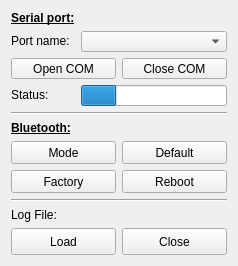
johnbatzer18/biomech_flexsea-plan, file ui/w_config.ui: the form before one commit.
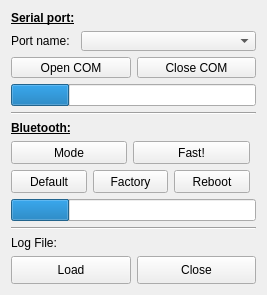
The form after the commit.

Commit message: Fixed the Bluetooth config script. Added button for Fast Mode. Seems functional!

Patch:
```diff
--- a/ui/w_config.ui
+++ b/ui/w_config.ui
@@ -6,8 +6,8 @@
    <rect>
     <x>0</x>
     <y>0</y>
-    <width>238</width>
-    <height>266</height>
+    <width>267</width>
+    <height>295</height>
    </rect>
   </property>
   <property name="sizePolicy">
@@ -21,7 +21,7 @@
   </property>
   <layout class="QVBoxLayout" name="verticalLayout_2">
    <item>
-    <layout class="QVBoxLayout" name="verticalLayout" stretch="2,0,1,0,1">
+    <layout class="QVBoxLayout" name="verticalLayout" stretch="2,0,0,0,1">
      <item>
       <layout class="QGridLayout" name="gridLayout">
        <property name="sizeConstraint">
@@ -30,25 +30,6 @@
        <property name="spacing">
         <number>6</number>
        </property>
-       <item row="3" column="0">
-        <widget class="QLabel" name="label_4">
-         <property name="sizePolicy">
-          <sizepolicy hsizetype="Fixed" vsizetype="Fixed">
-           <horstretch>0</horstretch>
-           <verstretch>0</verstretch>
-          </sizepolicy>
-         </property>
-         <property name="minimumSize">
-          <size>
-           <width>40</width>
-           <height>20</height>
-          </size>
-         </property>
-         <property name="text">
-          <string>Status:</string>
-         </property>
-        </widget>
-       </item>
        <item row="1" column="0">
         <widget class="QLabel" name="label_2">
          <property name="sizePolicy">
@@ -68,34 +49,6 @@
          </property>
         </widget>
        </item>
-       <item row="3" column="1">
-        <widget class="QProgressBar" name="comProgressBar">
-         <property name="sizePolicy">
-          <sizepolicy hsizetype="Expanding" vsizetype="Expanding">
-           <horstretch>0</horstretch>
-           <verstretch>0</verstretch>
-          </sizepolicy>
-         </property>
-         <property name="minimumSize">
-          <size>
-           <width>60</width>
-           <height>20</height>
-          </size>
-         </property>
-         <property name="maximumSize">
-          <size>
-           <width>16777215</width>
-           <height>16777215</height>
-          </size>
-         </property>
-         <property name="value">
-          <number>24</number>
-         </property>
-         <property name="textVisible">
-          <bool>false</bool>
-         </property>
-        </widget>
-       </item>
        <item row="1" column="1">
         <widget class="QComboBox" name="comPortComboBox">
          <property name="sizePolicy">
@@ -195,6 +148,34 @@
            </property>
           </widget>
          </item>
+         <item row="2" column="0" colspan="2">
+          <widget class="QProgressBar" name="comProgressBar">
+           <property name="sizePolicy">
+            <sizepolicy hsizetype="Expanding" vsizetype="Expanding">
+             <horstretch>0</horstretch>
+             <verstretch>0</verstretch>
+            </sizepolicy>
+           </property>
+           <property name="minimumSize">
+            <size>
+             <width>60</width>
+             <height>10</height>
+            </size>
+           </property>
+           <property name="maximumSize">
+            <size>
+             <width>16777215</width>
+             <height>16777215</height>
+            </size>
+           </property>
+           <property name="value">
+            <number>24</number>
+           </property>
+           <property name="textVisible">
+            <bool>false</bool>
+           </property>
+          </widget>
+         </item>
         </layout>
        </item>
       </layout>
@@ -209,56 +190,6 @@
      <item>
       <layout class="QGridLayout" name="gridLayout_5">
        <item row="1" column="1">
-        <widget class="QPushButton" name="pbBTdefault">
-         <property name="sizePolicy">
-          <sizepolicy hsizetype="Expanding" vsizetype="Expanding">
-           <horstretch>0</horstretch>
-           <verstretch>0</verstretch>
-          </sizepolicy>
-         </property>
-         <property name="minimumSize">
-          <size>
-           <width>105</width>
-           <height>23</height>
-          </size>
-         </property>
-         <property name="maximumSize">
-          <size>
-           <width>16777215</width>
-           <height>150</height>
-          </size>
-         </property>
-         <property name="text">
-          <string>Default</string>
-         </property>
-        </widget>
-       </item>
-       <item row="2" column="0">
-        <widget class="QPushButton" name="pbBTfactory">
-         <property name="sizePolicy">
-          <sizepolicy hsizetype="Expanding" vsizetype="Expanding">
-           <horstretch>0</horstretch>
-           <verstretch>0</verstretch>
-          </sizepolicy>
-         </property>
-         <property name="minimumSize">
-          <size>
-           <width>105</width>
-           <height>23</height>
-          </size>
-         </property>
-         <property name="maximumSize">
-          <size>
-           <width>16777215</width>
-           <height>150</height>
-          </size>
-         </property>
-         <property name="text">
-          <string>Factory</string>
-         </property>
-        </widget>
-       </item>
-       <item row="1" column="0">
         <widget class="QPushButton" name="pbBTmode">
          <property name="sizePolicy">
           <sizepolicy hsizetype="Expanding" vsizetype="Expanding">
@@ -283,7 +214,7 @@
          </property>
         </widget>
        </item>
-       <item row="0" column="0">
+       <item row="0" column="1">
         <widget class="QLabel" name="label_7">
          <property name="sizePolicy">
           <sizepolicy hsizetype="Fixed" vsizetype="Fixed">
@@ -296,8 +227,36 @@
          </property>
         </widget>
        </item>
-       <item row="2" column="1">
-        <widget class="QPushButton" name="pbBTreset">
+       <item row="3" column="1" colspan="3">
+        <widget class="QProgressBar" name="btProgressBar">
+         <property name="sizePolicy">
+          <sizepolicy hsizetype="Expanding" vsizetype="Expanding">
+           <horstretch>0</horstretch>
+           <verstretch>0</verstretch>
+          </sizepolicy>
+         </property>
+         <property name="minimumSize">
+          <size>
+           <width>60</width>
+           <height>10</height>
+          </size>
+         </property>
+         <property name="maximumSize">
+          <size>
+           <width>16777215</width>
+           <height>16777215</height>
+          </size>
+         </property>
+         <property name="value">
+          <number>24</number>
+         </property>
+         <property name="textVisible">
+          <bool>false</bool>
+         </property>
+        </widget>
+       </item>
+       <item row="1" column="2">
+        <widget class="QPushButton" name="pbBTfast">
          <property name="sizePolicy">
           <sizepolicy hsizetype="Expanding" vsizetype="Expanding">
            <horstretch>0</horstretch>
@@ -317,10 +276,89 @@
           </size>
          </property>
          <property name="text">
-          <string>Reboot</string>
+          <string>Fast!</string>
          </property>
         </widget>
        </item>
+       <item row="2" column="1" colspan="2">
+        <layout class="QHBoxLayout" name="horizontalLayout_2">
+         <item>
+          <widget class="QPushButton" name="pbBTdefault">
+           <property name="sizePolicy">
+            <sizepolicy hsizetype="Expanding" vsizetype="Expanding">
+             <horstretch>0</horstretch>
+             <verstretch>0</verstretch>
+            </sizepolicy>
+           </property>
+           <property name="minimumSize">
+            <size>
+             <width>75</width>
+             <height>23</height>
+            </size>
+           </property>
+           <property name="maximumSize">
+            <size>
+             <width>16777215</width>
+             <height>150</height>
+            </size>
+           </property>
+           <property name="text">
+            <string>Default</string>
+           </property>
+          </widget>
+         </item>
+         <item>
+          <widget class="QPushButton" name="pbBTfactory">
+           <property name="sizePolicy">
+            <sizepolicy hsizetype="Expanding" vsizetype="Expanding">
+             <horstretch>0</horstretch>
+             <verstretch>0</verstretch>
+            </sizepolicy>
+           </property>
+           <property name="minimumSize">
+            <size>
+             <width>75</width>
+             <height>23</height>
+            </size>
+           </property>
+           <property name="maximumSize">
+            <size>
+             <width>16777215</width>
+             <height>150</height>
+            </size>
+           </property>
+           <property name="text">
+            <string>Factory</string>
+           </property>
+          </widget>
+         </item>
+         <item>
+          <widget class="QPushButton" name="pbBTreset">
+           <property name="sizePolicy">
+            <sizepolicy hsizetype="Expanding" vsizetype="Expanding">
+             <horstretch>0</horstretch>
+             <verstretch>0</verstretch>
+            </sizepolicy>
+           </property>
+           <property name="minimumSize">
+            <size>
+             <width>75</width>
+             <height>23</height>
+            </size>
+           </property>
+           <property name="maximumSize">
+            <size>
+             <width>16777215</width>
+             <height>150</height>
+            </size>
+           </property>
+           <property name="text">
+            <string>Reboot</string>
+           </property>
+          </widget>
+         </item>
+        </layout>
+       </item>
       </layout>
      </item>
      <item>
```
The commit also changes 2 other files.
